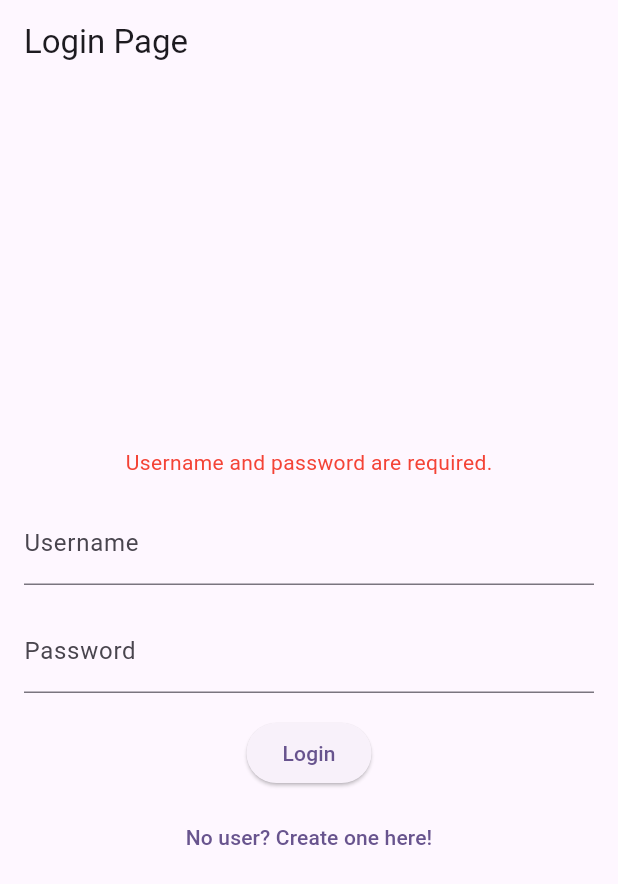
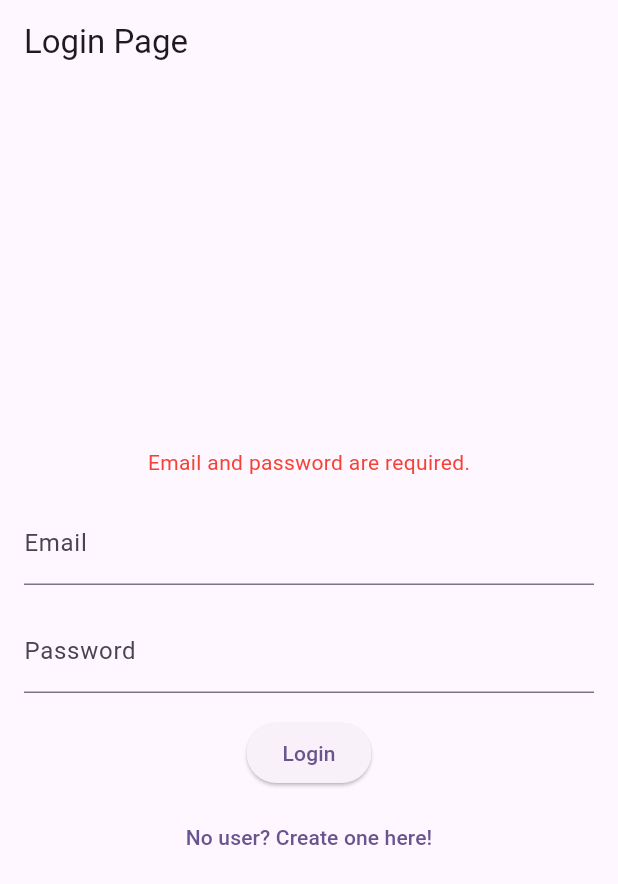
Before and after one commit to flippi321/squashapp, a Flutter app: the screen it shows after launch, after a tap on "Login", on a phone screen of 412 x 824 dp. Shown: the top 884 px of the screen. Run offline on Flutter 3.47's test engine with Material 3 defaults, Android fonts, the light colour scheme and no system bars; our stand-ins replace cloud_firestore, firebase_auth, firebase_core; accounts and stored records are empty.

Commit message:
Updated login page to work with the backend

```diff
--- a/lib/screens/user_registration/loginpage.dart
+++ b/lib/screens/user_registration/loginpage.dart
@@ -1,6 +1,8 @@
 import 'package:flutter/material.dart';
 import 'package:squashmate/screens/homepage.dart';
 import 'package:squashmate/screens/user_registration/registerpage.dart';
+import 'package:squashmate/services/auth_service.dart';
+import 'package:provider/provider.dart';
 
 class LoginPage extends StatefulWidget {
   const LoginPage({super.key});
@@ -10,8 +12,9 @@ class LoginPage extends StatefulWidget {
 }
 
 class LoginPageState extends State<LoginPage> {
-  final TextEditingController _usernameController = TextEditingController();
+  final TextEditingController _emailController = TextEditingController();
   final TextEditingController _passwordController = TextEditingController();
+  final _formKey = GlobalKey<FormState>();
   String _errorMessage = ''; // To store and display error messages
 
   @override
@@ -22,6 +25,8 @@ class LoginPageState extends State<LoginPage> {
       ),
       body: Padding(
         padding: const EdgeInsets.all(16.0),
+        child: Form(
+          key: _formKey,
           child: Column(
             mainAxisAlignment: MainAxisAlignment.center,
             children: [
@@ -36,8 +41,8 @@ class LoginPageState extends State<LoginPage> {
                   ],
                 ),
               TextField(
-              controller: _usernameController,
-              decoration: const InputDecoration(labelText: 'Username'),
+                controller: _emailController,
+                decoration: const InputDecoration(labelText: 'Email'),
               ),
               const SizedBox(height: 16.0),
               TextField(
@@ -47,18 +52,32 @@ class LoginPageState extends State<LoginPage> {
               ),
               const SizedBox(height: 16.0),
               ElevatedButton(
-              onPressed: () {
-                // Check if username or password is empty
+                onPressed: () async {
+                  // Check if email or password is empty
                   if (hasEmptyCridentials()) {
-                  showError('Username and password are required.');
+                    showError('Email and password are required.');
                   } else {
                     // Reset error message
                     showError('');
-                  // Continue with login logic
+
+                    // Login user
+                    if (_formKey.currentState!.validate()) {
+                      final authService = context.read<AuthService>();
+                      final errorMessage =
+                          await authService.signInUser(
+                              _emailController.text,
+                              _passwordController.text);
+                      if (errorMessage != null) {
+                        ScaffoldMessenger.of(context).showSnackBar(
+                          SnackBar(content: Text(errorMessage)),
+                        );
+                      } else {
                         Navigator.pushReplacement(
                             context,
-                  MaterialPageRoute(builder: (context) => const HomePage()),
-                );
+                            MaterialPageRoute(
+                                builder: (context) => const HomePage()));
+                      }
+                    }
                   }
                 },
                 child: const Text('Login'),
@@ -68,12 +87,14 @@ class LoginPageState extends State<LoginPage> {
                 onPressed: () {
                   Navigator.push(
                     context,
-                  MaterialPageRoute(builder: (context) => const RegisterPage()),
+                    MaterialPageRoute(
+                        builder: (context) => const RegisterPage()),
                   );
                 },
                 child: const Text("No user? Create one here!"),
               ),
             ],
+          ),
         ),
       ),
     );
@@ -86,7 +107,8 @@ class LoginPageState extends State<LoginPage> {
     });
   }
 
-  bool hasEmptyCridentials(){
-     return (_usernameController.text.isEmpty || _passwordController.text.isEmpty);
+  bool hasEmptyCridentials() {
+    return (_emailController.text.isEmpty ||
+        _passwordController.text.isEmpty);
   }
 }
```
Lines whose indentation alone changed are shown as unchanged.
